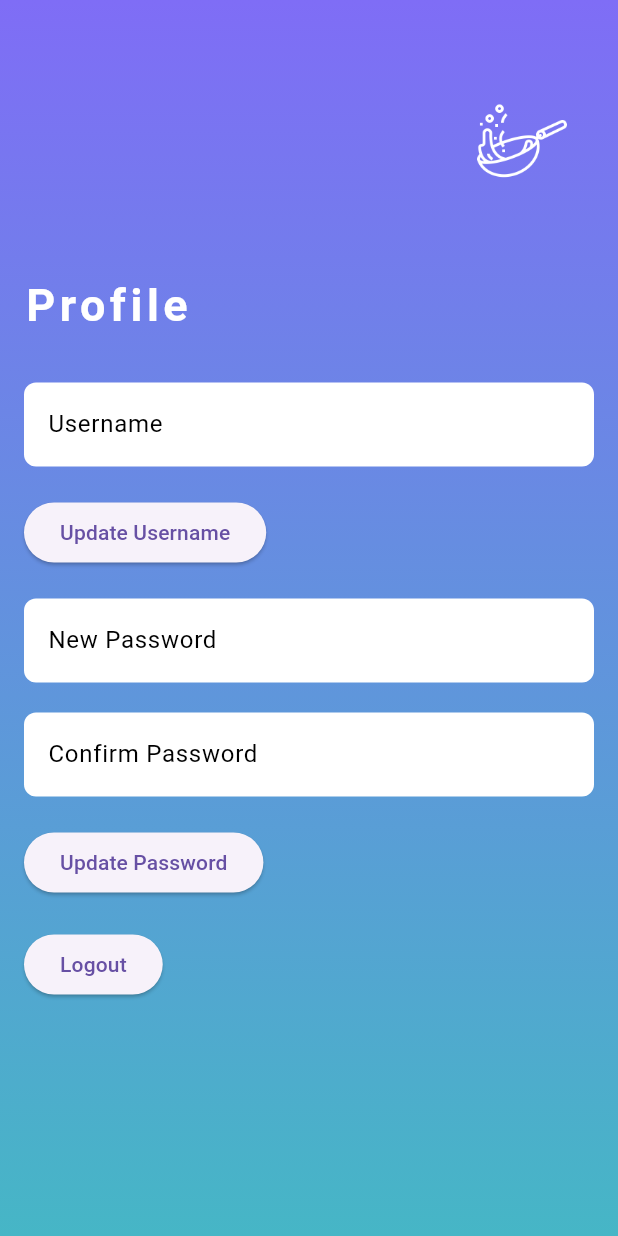
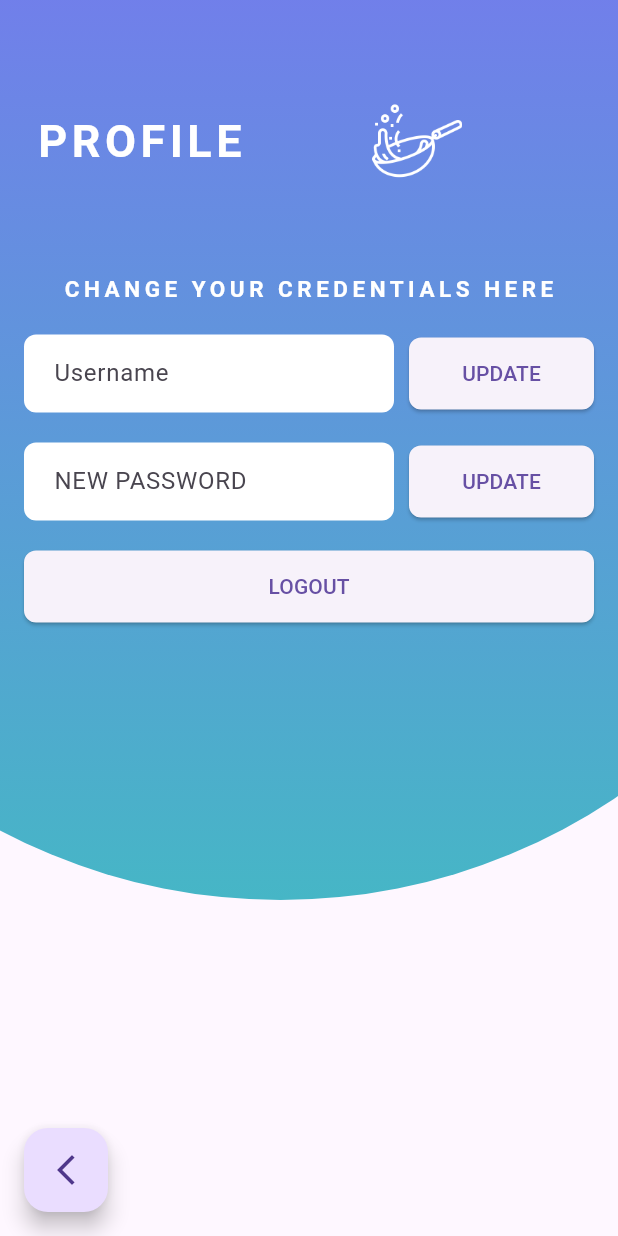
Before and after one commit to shirinmeggendorfer/ExampleCookingApp, a Flutter app: the Profile screen opened by its route, on a phone screen of 412 x 824 dp. Run offline on Flutter 3.47's test engine with Material 3 defaults, Android fonts, the phone set to English and light mode, and no system bars; our stand-ins replace shared_preferences; accounts and stored records are empty; network calls fail.

Commit message:
style fixes

```diff
--- a/frontend/lib/view/Login.dart
+++ b/frontend/lib/view/Login.dart
@@ -103,6 +103,7 @@ class _LoginState extends State<Login> {
       Padding(
         padding: const EdgeInsets.all(16.0),
         child: Column(
+          crossAxisAlignment: CrossAxisAlignment.start,
           children: [
             SizedBox(height:70),
             Text("LOGIN",
@@ -143,6 +144,10 @@ class _LoginState extends State<Login> {
             SizedBox(height: 20),
             ElevatedButton(
               onPressed: _login,
+              style: ElevatedButton.styleFrom(
+                shape: RoundedRectangleBorder(
+                  borderRadius: BorderRadius.circular(8.0),
+                ),),
               child: Text("LET'S GO"),
             ),
           ],
--- a/frontend/lib/view/Profile.dart
+++ b/frontend/lib/view/Profile.dart
@@ -1,5 +1,5 @@
 import 'package:flutter/material.dart';
-import 'package:frontend/features/ombreBackground.dart';
+import 'package:frontend/view/dashboard.dart';
 import 'package:shared_preferences/shared_preferences.dart';
 import 'package:http/http.dart' as http;
 import 'dart:convert';
@@ -59,7 +59,14 @@ class _ProfileState extends State<Profile> {
   }
 
   Future<void> _updatePassword() async {
-    if (_passwordController.text.isNotEmpty && _passwordController.text == _confirmPasswordController.text) {
+    if (_passwordController.text.isNotEmpty) {
+      // Show confirmation dialog
+      _showConfirmationDialog();
+    }
+  }
+
+  Future<void> _confirmPasswordUpdate(String confirmedPassword) async {
+    if (_passwordController.text == confirmedPassword) {
       SharedPreferences prefs = await SharedPreferences.getInstance();
       String? token = prefs.getString('token');
       final response = await http.put(
@@ -110,19 +117,103 @@ class _ProfileState extends State<Profile> {
     );
   }
 
+  void _showConfirmationDialog() {
+    showDialog(
+      context: context,
+      builder: (BuildContext context) {
+        return AlertDialog(
+          title: Text('Confirm Password'),
+          content: TextField(
+            controller: _confirmPasswordController,
+            decoration: InputDecoration(
+              hintText: 'Confirm Password',
+              labelStyle: TextStyle(color: Colors.black),
+              fillColor: Colors.white,
+              filled: true,
+              border: OutlineInputBorder(
+                borderSide: BorderSide.none,
+                borderRadius: BorderRadius.circular(8.0),
+              ),
+              contentPadding: EdgeInsets.symmetric(vertical: 14, horizontal: 16), // Add padding
+            ),
+            obscureText: true,
+          ),
+          actions: <Widget>[
+            TextButton(
+              child: Text('CANCEL'),
+              onPressed: () {
+                Navigator.of(context).pop();
+              },
+            ),
+            TextButton(
+              child: Text('CONFIRM'),
+              onPressed: () {
+                _confirmPasswordUpdate(_confirmPasswordController.text);
+                Navigator.of(context).pop();
+              },
+            ),
+          ],
+        );
+      },
+    );
+  }
+
   @override
   Widget build(BuildContext context) {
     return Scaffold(
-      body: OmbreBackground(
-        childWidget: Padding(
+      floatingActionButton: FloatingActionButton(
+        onPressed: () {
+          Navigator.push(
+            context,
+            MaterialPageRoute(
+              builder: (context) => Dashboard(),
+            ),
+          );
+        },
+        child: Icon(Icons.arrow_back_ios_new_outlined),
+      ),
+      floatingActionButtonLocation: FloatingActionButtonLocation.startFloat,
+      body: Stack(
+        children: [
+          Positioned(
+            top: -200,
+            right: -175,
+            child: Container(
+              height: 800,
+              width: 800, // Set a width to make it visible
+              decoration: BoxDecoration(
+                borderRadius: BorderRadius.circular(500),
+                gradient: LinearGradient(
+                  begin: Alignment.topCenter,
+                  end: Alignment.bottomCenter,
+                  colors: [
+                    Color.fromRGBO(127, 109, 246, 100),
+                    Color.fromRGBO(70, 182, 198, 100),
+                  ],
+                ),
+              ),
+            ),
+          ),
+          Padding(
             padding: const EdgeInsets.all(16.0),
             child: Column(
-            crossAxisAlignment: CrossAxisAlignment.start,
               children: [
                 SizedBox(height: 40),
                 Row(
-                mainAxisAlignment: MainAxisAlignment.end,
+                  mainAxisAlignment: MainAxisAlignment.spaceBetween,
                   children: [
+                    Padding(
+                      padding: const EdgeInsets.all(8.0),
+                      child: Text(
+                        'PROFILE',
+                        style: TextStyle(
+                          fontWeight: FontWeight.bold,
+                          fontSize: 30,
+                          color: Colors.white,
+                          letterSpacing: 3,
+                        ),
+                      ),
+                    ),
                     Padding(
                       padding: EdgeInsets.all(8.0),
                       child: Image(
@@ -136,19 +227,23 @@ class _ProfileState extends State<Profile> {
                 ), // Logo
                 SizedBox(height: 50),
                 Text(
-                'Profile',
+                  'CHANGE YOUR CREDENTIALS HERE',
                   style: TextStyle(
                     fontWeight: FontWeight.bold,
-                  fontSize: 30,
+                    fontSize: 15,
                     color: Colors.white,
                     letterSpacing: 3,
                   ),
                 ),
-              SizedBox(height: 30),
-              TextField(
+                SizedBox(height: 20,),
+                Row(
+                  children: [
+                    Expanded(
+                      flex: 2,
+                      child: TextField(
                         controller: _usernameController,
                         decoration: InputDecoration(
-                  labelText: 'Username',
+                          hintText: 'Username',
                           labelStyle: TextStyle(color: Colors.black),
                           fillColor: Colors.white,
                           filled: true,
@@ -156,18 +251,35 @@ class _ProfileState extends State<Profile> {
                             borderSide: BorderSide.none,
                             borderRadius: BorderRadius.circular(8.0),
                           ),
+                          contentPadding: EdgeInsets.symmetric(vertical: 14, horizontal: 16), // Add padding
                         ),
                       ),
-              SizedBox(height: 20),
-              ElevatedButton(
+                    ),
+                    SizedBox(width: 10),
+                    Expanded(
+                      flex: 1,
+                      child: ElevatedButton(
                         onPressed: _updateUsername,
-                child: Text('Update Username'),
+                        style: ElevatedButton.styleFrom(
+                          shape: RoundedRectangleBorder(
+                            borderRadius: BorderRadius.circular(8.0),
+                          ),
+                          minimumSize: Size(0, 48), // Set the height here
+                        ),
+                        child: Text('UPDATE'),
+                      ),
+                    ),
+                  ],
                 ),
                 SizedBox(height: 20),
-              TextField(
+                Row(
+                  children: [
+                    Expanded(
+                      flex: 2,
+                      child: TextField(
                         controller: _passwordController,
                         decoration: InputDecoration(
-                  labelText: 'New Password',
+                          hintText: 'NEW PASSWORD',
                           labelStyle: TextStyle(color: Colors.black),
                           fillColor: Colors.white,
                           filled: true,
@@ -175,41 +287,43 @@ class _ProfileState extends State<Profile> {
                             borderSide: BorderSide.none,
                             borderRadius: BorderRadius.circular(8.0),
                           ),
+                          contentPadding: EdgeInsets.symmetric(vertical: 14, horizontal: 16), // Add padding
                         ),
                         obscureText: true,
                       ),
-              SizedBox(height: 20),
-              TextField(
-                controller: _confirmPasswordController,
-                decoration: InputDecoration(
-                  labelText: 'Confirm Password',
-                  labelStyle: TextStyle(color: Colors.black),
-                  fillColor: Colors.white,
-                  filled: true,
-                  border: OutlineInputBorder(
-                    borderSide: BorderSide.none,
+                    ),
+                    SizedBox(width: 10),
+                    Expanded(
+                      flex: 1,
+                      child: ElevatedButton(
+                        onPressed: _updatePassword,
+                        style: ElevatedButton.styleFrom(
+                          shape: RoundedRectangleBorder(
                             borderRadius: BorderRadius.circular(8.0),
                           ),
+                          minimumSize: Size(0, 48), // Set the height here
                         ),
-                obscureText: true,
+                        child: Text('UPDATE'),
                       ),
-              SizedBox(height: 20),
-              ElevatedButton(
-                onPressed: _updatePassword,
-                child: Text('Update Password'),
+                    ),
+                  ],
                 ),
                 SizedBox(height: 20),
                 ElevatedButton(
                   onPressed: _logout,
-                child: Text('Logout'),
                   style: ElevatedButton.styleFrom(
-                   // Background color
+                    shape: RoundedRectangleBorder(
+                      borderRadius: BorderRadius.circular(8.0),
+                    ),
+                    minimumSize: Size(double.infinity, 48), // Set the height and width here
+                  ),
+                  child: Text('LOGOUT'),
+                ),
+              ],
             ),
           ),
         ],
       ),
-        ),
-      ),
     );
   }
 }
--- a/frontend/lib/view/register.dart
+++ b/frontend/lib/view/register.dart
@@ -195,6 +195,10 @@ SizedBox(height: 50,),
                 padding: const EdgeInsets.symmetric(vertical: 16.0),
                 child: ElevatedButton(
                   onPressed: _register,
+                  style: ElevatedButton.styleFrom(
+                    shape: RoundedRectangleBorder(
+                      borderRadius: BorderRadius.circular(8.0),
+                    ),),
                   child: Text("LET'S GO"),
                 ),
               ),
```
Also changed, not shown: 1 other file. Lines whose indentation alone changed are shown as unchanged.
